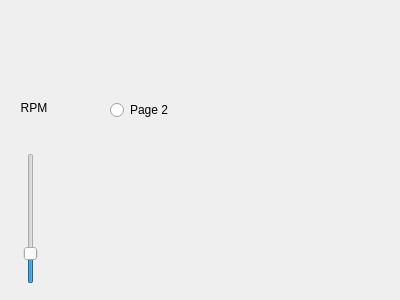
The window that Dash/debugwindow.ui (sufst/dash-GUI) describes before a commit, drawn with Qt 5.
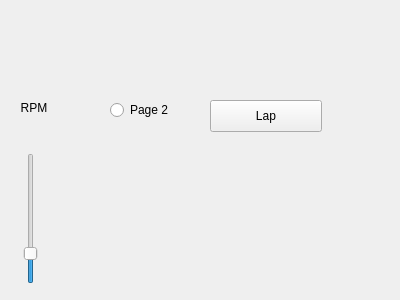
The same window after the commit.

Commit message: lap timer added (see stopwatch class)

Patch:
```diff
--- a/Dash/debugwindow.ui
+++ b/Dash/debugwindow.ui
@@ -61,6 +61,19 @@
     <string>Page 2</string>
    </property>
   </widget>
+  <widget class="QPushButton" name="lapButton">
+   <property name="geometry">
+    <rect>
+     <x>210</x>
+     <y>100</y>
+     <width>112</width>
+     <height>32</height>
+    </rect>
+   </property>
+   <property name="text">
+    <string>Lap</string>
+   </property>
+  </widget>
  </widget>
  <resources/>
  <connections/>
```
The commit also changes 9 other files.
